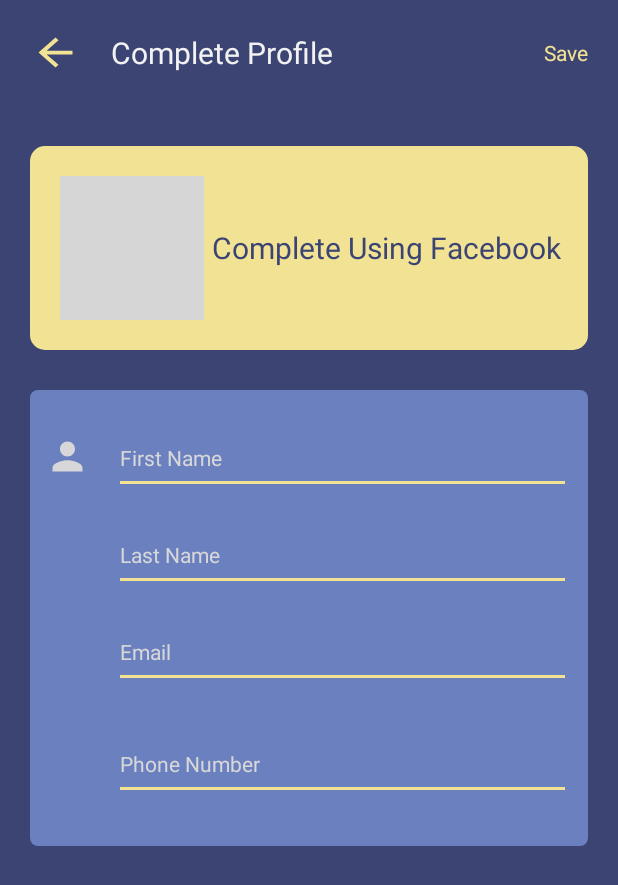
After one commit to adekunleadeyemo/JustMove, an Android app: the layout activity_user_login.xml on its own in the app's theme, with its tools: preview values and no code run, on a phone screen of 412 x 824 dp. The commit adds this screen. Shown: the top 885 px of the screen. Run offline under Robolectric (Android 15) with nearby library versions, the phone set to English and light mode, and no system bars; grey boxes are pictures that could not be loaded.

Commit message:
completed Login

```diff
--- a/app/build.gradle.kts
+++ b/app/build.gradle.kts
@@ -29,6 +29,9 @@ android {
         sourceCompatibility = JavaVersion.VERSION_1_8
         targetCompatibility = JavaVersion.VERSION_1_8
     }
+    buildFeatures {
+        viewBinding = true
+    }
 }
 
 dependencies {
@@ -36,6 +39,8 @@ dependencies {
     implementation("androidx.appcompat:appcompat:1.6.1")
     implementation("com.google.android.material:material:1.11.0")
     implementation("androidx.constraintlayout:constraintlayout:2.1.4")
+    implementation("androidx.navigation:navigation-fragment:2.7.6")
+    implementation("androidx.navigation:navigation-ui:2.7.6")
     testImplementation("junit:junit:4.13.2")
     androidTestImplementation("androidx.test.ext:junit:1.1.5")
     androidTestImplementation("androidx.test.espresso:espresso-core:3.5.1")
--- /dev/null
+++ b/app/src/main/res/drawable/back_arrow.xml
@@ -0,0 +1,5 @@
+<vector android:autoMirrored="true" android:height="30dp"
+    android:tint="#000000" android:viewportHeight="24"
+    android:viewportWidth="24" android:width="34dp" xmlns:android="http://schemas.android.com/apk/res/android">
+    <path android:fillColor="@android:color/white" android:pathData="M20,11H7.83l5.59,-5.59L12,4l-8,8 8,8 1.41,-1.41L7.83,13H20v-2z"/>
+</vector>
--- a/app/src/main/res/drawable/btn_bg.xml
+++ b/app/src/main/res/drawable/btn_bg.xml
@@ -2,6 +2,6 @@
 <shape xmlns:android="http://schemas.android.com/apk/res/android"
     android:shape="rectangle"
     android:tint="@color/lugg_yellow">
-    <corners android:radius="50dp" />
+    <corners android:radius="10dp" />
     <solid android:color="@color/lugg_yellow" />
 </shape>
--- /dev/null
+++ b/app/src/main/res/drawable/person_icon.xml
@@ -0,0 +1,5 @@
+<vector android:height="30dp" android:tint="@color/lugg_white_dark"
+    android:viewportHeight="24" android:viewportWidth="24"
+    android:width="30dp" xmlns:android="http://schemas.android.com/apk/res/android">
+    <path android:fillColor="@android:color/white" android:pathData="M12,12c2.21,0 4,-1.79 4,-4s-1.79,-4 -4,-4 -4,1.79 -4,4 1.79,4 4,4zM12,14c-2.67,0 -8,1.34 -8,4v2h16v-2c0,-2.66 -5.33,-4 -8,-4z"/>
+</vector>
--- /dev/null
+++ b/app/src/main/res/drawable/text_bg.xml
@@ -0,0 +1,7 @@
+<?xml version="1.0" encoding="utf-8"?>
+<shape xmlns:android="http://schemas.android.com/apk/res/android"
+    android:shape="rectangle">
+    <corners android:radius="5dp" />
+    <solid android:color="@color/lugg_blue_light" />
+
+</shape>
--- /dev/null
+++ b/app/src/main/res/drawable/text_bottom_border.xml
@@ -0,0 +1,14 @@
+<?xml version="1.0" encoding="utf-8"?>
+<layer-list xmlns:android="http://schemas.android.com/apk/res/android">
+    <item android:bottom="2dp"
+        android:left="-3dp"
+        android:right="-3dp"
+        android:top="-3dp">
+        <shape android:shape="rectangle">
+            <solid android:color="@color/lugg_blue_light" />
+            <stroke android:width="2dp"
+                android:color="@color/lugg_yellow" />.
+        </shape>
+
+    </item>
+</layer-list>
--- /dev/null
+++ b/app/src/main/res/drawable/top_nav_background.xml
@@ -0,0 +1,6 @@
+<?xml version="1.0" encoding="utf-8"?>
+<shape xmlns:android="http://schemas.android.com/apk/res/android"
+    android:shape="line"
+    >
+<stroke android:width="5dp"/>
+</shape>
--- /dev/null
+++ b/app/src/main/res/layout/activity_user_login.xml
@@ -0,0 +1,167 @@
+<?xml version="1.0" encoding="utf-8"?>
+<androidx.constraintlayout.widget.ConstraintLayout xmlns:android="http://schemas.android.com/apk/res/android"
+    xmlns:app="http://schemas.android.com/apk/res-auto"
+    xmlns:tools="http://schemas.android.com/tools"
+    android:layout_width="match_parent"
+    android:layout_height="match_parent"
+    android:background="@color/lugg_blue_dark"
+    tools:context=".Login">
+
+    <androidx.constraintlayout.widget.ConstraintLayout
+        android:layout_width="match_parent"
+        android:layout_height="wrap_content"
+        app:layout_constraintTop_toTopOf="parent"
+        android:padding="20dp"
+        android:id="@+id/user_login_nav"
+        >
+
+        <ImageView
+            android:layout_width="wrap_content"
+            android:layout_height="wrap_content"
+            app:layout_constraintTop_toTopOf="parent"
+            app:layout_constraintStart_toStartOf="parent"
+            android:src="@drawable/back_arrow"
+            app:tint="@color/lugg_yellow"
+            android:id="@+id/user_login_back_arrow"
+            />
+
+        <TextView
+            android:layout_width="wrap_content"
+            android:layout_height="wrap_content"
+            app:layout_constraintStart_toEndOf="@id/user_login_back_arrow"
+            app:layout_constraintBottom_toBottomOf="@id/user_login_back_arrow"
+            app:layout_constraintTop_toTopOf="@id/user_login_back_arrow"
+            android:text="Complete Profile"
+            android:textSize="20dp"
+            android:textColor="@color/lugg_white"
+            android:paddingHorizontal="20dp"
+            />
+
+        <TextView
+            android:id="@+id/user_login_save"
+            android:layout_width="wrap_content"
+            android:layout_height="wrap_content"
+            app:layout_constraintTop_toTopOf="@id/user_login_back_arrow"
+            app:layout_constraintEnd_toEndOf="parent"
+            app:layout_constraintBottom_toBottomOf="@id/user_login_back_arrow"
+            android:text="Save"
+            android:textColor="@color/lugg_yellow" />
+
+        <!--        add progress roller-->
+
+    </androidx.constraintlayout.widget.ConstraintLayout>
+
+    <LinearLayout
+        android:layout_width="match_parent"
+        android:layout_height="wrap_content"
+        app:layout_constraintTop_toBottomOf="@id/user_login_nav"
+        app:layout_constraintBottom_toTopOf="@id/user_form"
+        android:paddingVertical="20dp"
+        android:layout_marginHorizontal="20dp"
+        android:background="@drawable/btn_bg"
+        android:orientation="horizontal"
+        android:gravity="center_vertical"
+
+        >
+        <ImageView
+            android:layout_width="wrap_content"
+            android:layout_height="wrap_content"
+            android:layout_marginStart="20dp"
+            android:layout_marginEnd="5dp"
+            android:src="@drawable/face_book_icon" />
+        <TextView
+            android:layout_width="wrap_content"
+            android:layout_height="wrap_content"
+            android:text="Complete Using Facebook"
+            android:textSize="20dp"
+            android:textColor="@color/lugg_blue_dark"
+            />
+    </LinearLayout>
+
+    <androidx.constraintlayout.widget.ConstraintLayout
+        android:id="@+id/user_form"
+        android:layout_width="match_parent"
+        android:layout_height="wrap_content"
+        app:layout_constraintTop_toTopOf="parent"
+        app:layout_constraintBottom_toBottomOf="parent"
+        android:background="@drawable/text_bg"
+        android:layout_marginHorizontal="20dp"
+
+        >
+        <ImageView
+            app:layout_constraintStart_toStartOf="parent"
+            android:layout_marginStart="10dp"
+            android:layout_marginBottom="5dp"
+            android:layout_width="wrap_content"
+            android:layout_height="wrap_content"
+           android:src="@drawable/person_icon"
+            android:id="@+id/user_icon"
+            app:layout_constraintBottom_toBottomOf="@id/user_login_fname"
+            />
+        <EditText
+            android:paddingTop="35dp"
+            android:id="@+id/user_login_fname"
+            android:layout_width="match_parent"
+            android:layout_height="wrap_content"
+            app:layout_constraintBottom_toTopOf="@id/user_login_lname"
+            app:layout_constraintStart_toEndOf="@id/user_icon"
+            android:background="@drawable/text_bottom_border"
+            android:layout_marginEnd="15dp"
+            android:paddingBottom="10dp"
+            android:inputType="text"
+            android:hint="First Name"
+            android:textSize="14dp"
+            android:textColorHint="@color/lugg_white_dark"
+            android:layout_marginBottom="25dp"
+            android:layout_marginStart="60dp"
+                />
+        <EditText
+
+            android:id="@+id/user_login_lname"
+            android:layout_width="match_parent"
+            android:layout_height="wrap_content"
+            app:layout_constraintBottom_toTopOf="@id/user_login_email"
+            android:background="@drawable/text_bottom_border"
+            android:layout_marginEnd="15dp"
+            android:paddingVertical="10dp"
+            android:inputType="text"
+            android:hint="Last Name"
+            android:textSize="14dp"
+            android:textColorHint="@color/lugg_white_dark"
+            android:layout_marginBottom="25dp"
+            android:layout_marginStart="60dp"
+            />
+        <EditText
+            android:id="@+id/user_login_email"
+            android:layout_width="match_parent"
+            android:layout_height="wrap_content"
+            app:layout_constraintBottom_toTopOf="@id/user_login_phone_number"
+            android:background="@drawable/text_bottom_border"
+            android:layout_marginEnd="15dp"
+            android:paddingVertical="10dp"
+            android:inputType="textEmailAddress"
+            android:hint="Email"
+            android:textSize="14dp"
+            android:textColorHint="@color/lugg_white_dark"
+            android:layout_marginBottom="35dp"
+            android:layout_marginStart="60dp"
+            />
+        <EditText
+
+            android:id="@+id/user_login_phone_number"
+            android:layout_width="match_parent"
+            android:layout_height="wrap_content"
+            app:layout_constraintBottom_toBottomOf="parent"
+            android:background="@drawable/text_bottom_border"
+            android:layout_marginEnd="15dp"
+            android:paddingVertical="10dp"
+            android:inputType="phone"
+            android:hint="Phone Number"
+            android:textSize="14dp"
+            android:textColorHint="@color/lugg_white_dark"
+            android:layout_marginBottom="35dp"
+            android:layout_marginStart="60dp"
+            />
+    </androidx.constraintlayout.widget.ConstraintLayout>
+
+</androidx.constraintlayout.widget.ConstraintLayout>
--- a/app/src/main/res/values/colors.xml
+++ b/app/src/main/res/values/colors.xml
@@ -6,4 +6,5 @@
     <color name="lugg_blue_light">#6B80BF</color>
     <color name="lugg_blue_dark">#3C4473</color>
     <color name="lugg_white">#F2F2F2</color>
+    <color name="lugg_white_dark">#D7D7D9</color>
 </resources>
```
Also changed, not shown: app/src/main/java/com/logistics/justMove/Introduction.java (+10 -0 lines), app/src/main/java/com/logistics/justMove/Login.java (added, +82 -0 lines), app/src/main/java/com/logistics/justMove/User_login.java (added, +42 -0 lines), app/src/main/res/layout/activity_introduction.xml (+5 -2 lines), app/src/main/res/layout/activity_login.xml (added, +105 -0 lines).
